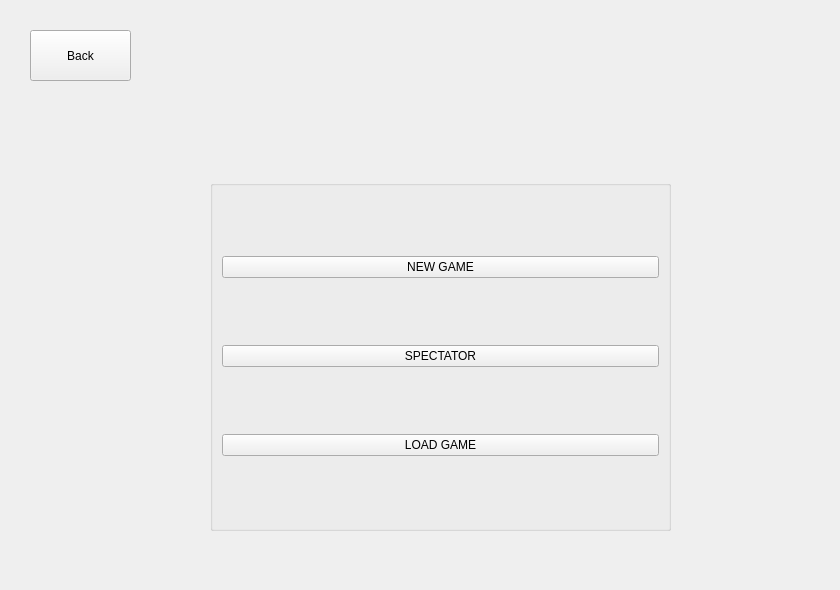
zhan2511/QT-Surakarta, file Surakarta/mainwindow.ui: the form before one commit.
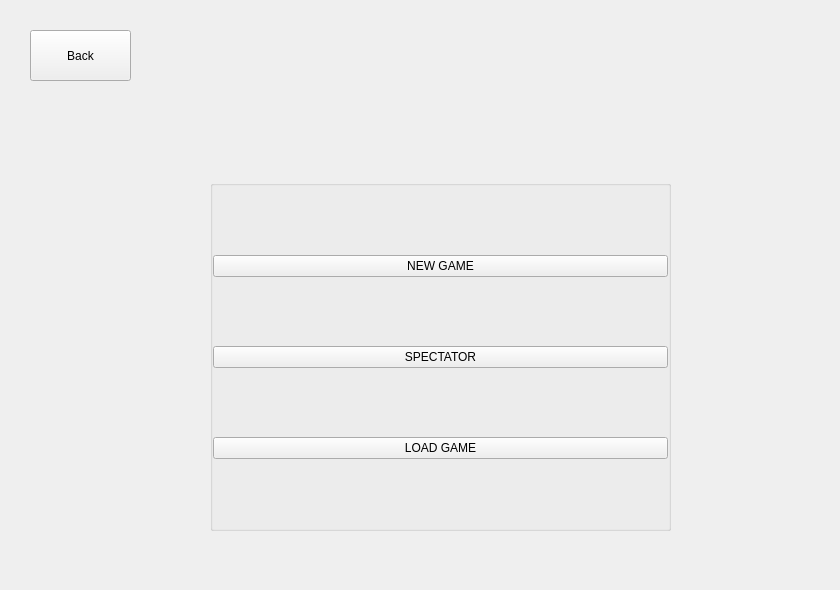
The form after the commit. The open tabs and pages were chosen to show the change. Custom widgets are drawn as their Qt base class.

What changed in the file:
```diff
--- a/Surakarta/mainwindow.ui
+++ b/Surakarta/mainwindow.ui
@@ -97,7 +97,22 @@
       <property name="title">
        <string/>
       </property>
-      <layout class="QVBoxLayout" name="verticalLayout">
+      <layout class="QVBoxLayout">
+       <property name="spacing">
+        <number>0</number>
+       </property>
+       <property name="leftMargin">
+        <number>0</number>
+       </property>
+       <property name="topMargin">
+        <number>0</number>
+       </property>
+       <property name="rightMargin">
+        <number>0</number>
+       </property>
+       <property name="bottomMargin">
+        <number>0</number>
+       </property>
        <item>
         <widget class="QPushButton" name="newgame">
          <property name="text">
@@ -126,6 +141,14 @@
    </widget>
   </widget>
  </widget>
+ <customwidgets>
+  <customwidget>
+   <class>MyWidget</class>
+   <extends>QWidget</extends>
+   <header location="global">mywidget.h</header>
+   <container>1</container>
+  </customwidget>
+ </customwidgets>
  <resources/>
  <connections/>
 </ui>
```
Left out of the diff: 4 changed lines with no effect on the pictures.
